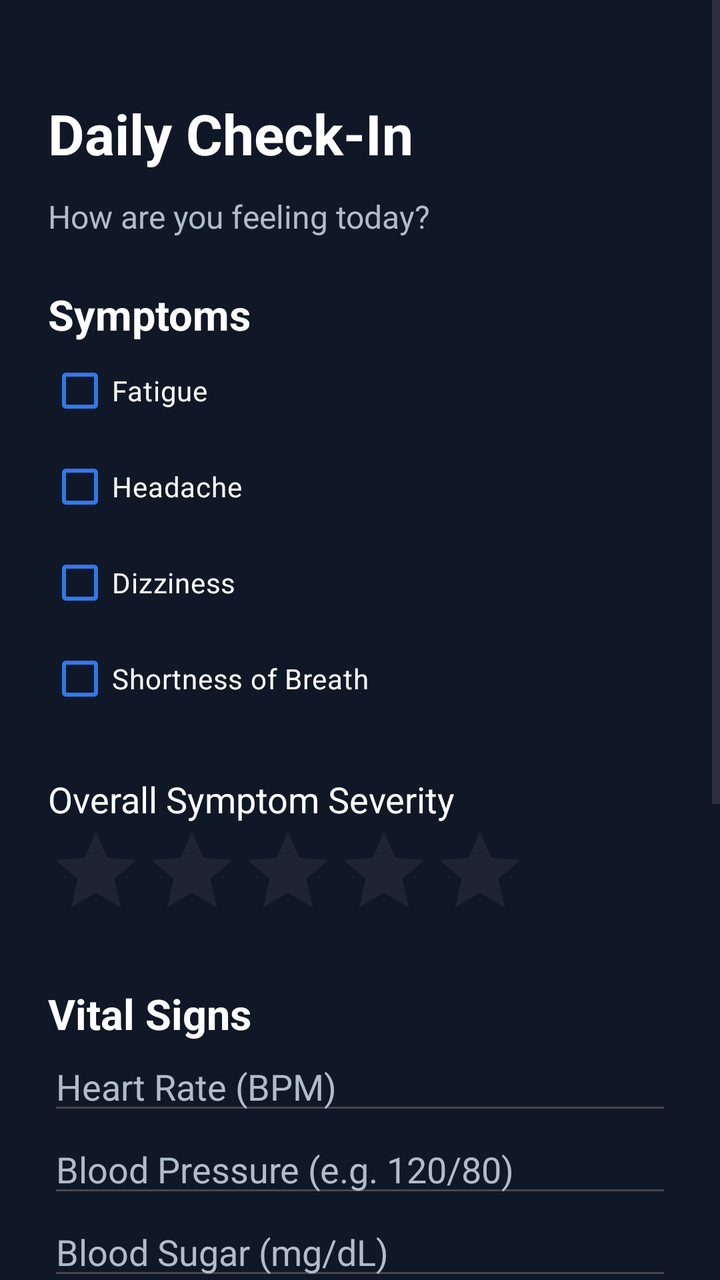
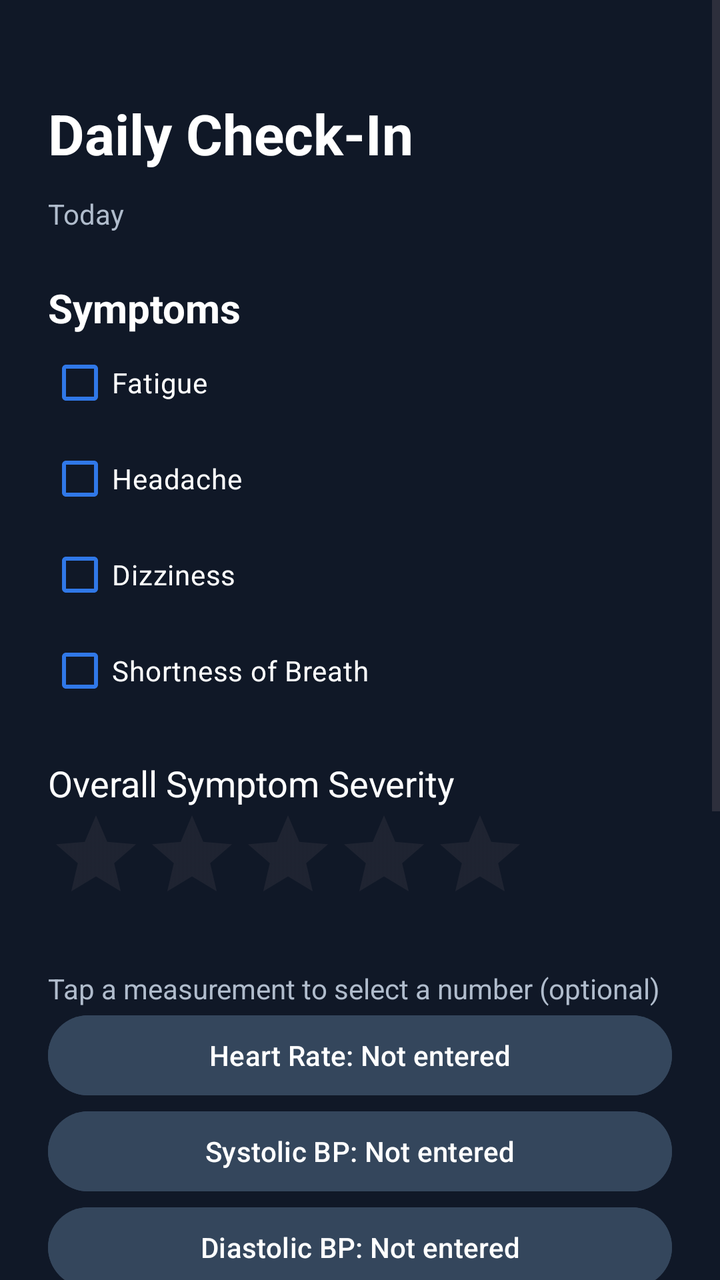

Screens rendered from an Android XML layout before and after an edit, with the pre-edit source and the edit as a unified diff.
<!-- AndroidManifest.xml: application theme Theme.VitalPath -->
<!-- res/layout/activity_check_in.xml -->
<?xml version="1.0" encoding="utf-8"?>
<ScrollView
    xmlns:android="http://schemas.android.com/apk/res/android"
    android:layout_width="match_parent"
    android:layout_height="match_parent"
    android:background="#101827"
    android:fillViewport="true">

    <LinearLayout
        android:layout_width="match_parent"
        android:layout_height="wrap_content"
        android:orientation="vertical"
        android:padding="24dp">

        <TextView
            android:layout_width="match_parent"
            android:layout_height="wrap_content"
            android:text="Daily Check-In"
            android:textSize="28sp"
            android:textStyle="bold"
            android:textColor="#FFFFFF"
            android:layout_marginTop="24dp"/>

        <TextView
            android:id="@+id/txtCheckInDate"
            android:layout_width="match_parent"
            android:layout_height="wrap_content"
            android:text="How are you feeling today?"
            android:textSize="16sp"
            android:textColor="#B0BCCC"
            android:layout_marginTop="12dp"
            android:layout_marginBottom="24dp"/>

        <TextView
            android:layout_width="match_parent"
            android:layout_height="wrap_content"
            android:text="Symptoms"
            android:textSize="21sp"
            android:textStyle="bold"
            android:textColor="#FFFFFF"/>

        <CheckBox
            android:id="@+id/cbCheckFatigue"
            android:layout_width="match_parent"
            android:layout_height="wrap_content"
            android:text="Fatigue"
            android:textColor="#FFFFFF"
            android:buttonTint="#3078E8"/>

        <CheckBox
            android:id="@+id/cbCheckHeadache"
            android:layout_width="match_parent"
            android:layout_height="wrap_content"
            android:text="Headache"
            android:textColor="#FFFFFF"
            android:buttonTint="#3078E8"/>

        <CheckBox
            android:id="@+id/cbCheckDizziness"
            android:layout_width="match_parent"
            android:layout_height="wrap_content"
            android:text="Dizziness"
            android:textColor="#FFFFFF"
            android:buttonTint="#3078E8"/>

        <CheckBox
            android:id="@+id/cbCheckBreathing"
            android:layout_width="match_parent"
            android:layout_height="wrap_content"
            android:text="Shortness of Breath"
            android:textColor="#FFFFFF"
            android:buttonTint="#3078E8"/>

        <TextView
            android:layout_width="match_parent"
            android:layout_height="wrap_content"
            android:text="Overall Symptom Severity"
            android:textSize="18sp"
            android:textColor="#FFFFFF"
            android:layout_marginTop="24dp"/>

        <RatingBar
            android:id="@+id/ratingSeverity"
            android:layout_width="wrap_content"
            android:layout_height="wrap_content"
            android:numStars="5"
            android:stepSize="1"
            android:rating="0"
            android:progressTint="#3078E8"/>

        <TextView
            android:layout_width="match_parent"
            android:layout_height="wrap_content"
            android:text="Vital Signs"
            android:textSize="21sp"
            android:textStyle="bold"
            android:textColor="#FFFFFF"
            android:layout_marginTop="24dp"/>

        <EditText
            android:id="@+id/etHeartRate"
            android:layout_width="match_parent"
            android:layout_height="wrap_content"
            android:hint="Heart Rate (BPM)"
            android:inputType="number"
            android:textColor="#FFFFFF"
            android:textColorHint="#B0BCCC"/>

        <EditText
            android:id="@+id/etBloodPressure"
            android:layout_width="match_parent"
            android:layout_height="wrap_content"
            android:hint="Blood Pressure (e.g. 120/80)"
            android:inputType="text"
            android:textColor="#FFFFFF"
            android:textColorHint="#B0BCCC"/>

        <EditText
            android:id="@+id/etBloodSugar"
            android:layout_width="match_parent"
            android:layout_height="wrap_content"
            android:hint="Blood Sugar (mg/dL)"
            android:inputType="numberDecimal"
            android:textColor="#FFFFFF"
            android:textColorHint="#B0BCCC"/>

        <TextView
            android:layout_width="match_parent"
            android:layout_height="wrap_content"
            android:text="Lifestyle"
            android:textSize="21sp"
            android:textStyle="bold"
            android:textColor="#FFFFFF"
            android:layout_marginTop="24dp"/>

        <EditText
            android:id="@+id/etSleepHours"
            android:layout_width="match_parent"
            android:layout_height="wrap_content"
            android:hint="Hours Slept"
            android:inputType="numberDecimal"
            android:textColor="#FFFFFF"
            android:textColorHint="#B0BCCC"/>

        <EditText
            android:id="@+id/etCheckInNotes"
            android:layout_width="match_parent"
            android:layout_height="120dp"
            android:gravity="top"
            android:hint="Additional notes..."
            android:inputType="textMultiLine"
            android:textColor="#FFFFFF"
            android:textColorHint="#B0BCCC"
            android:layout_marginTop="16dp"/>

        <Button
            android:id="@+id/btnSaveCheckIn"
            android:layout_width="match_parent"
            android:layout_height="wrap_content"
            android:text="Save Check-In"
            android:textColor="#FFFFFF"
            android:backgroundTint="#3078E8"
            android:layout_marginTop="24dp"/>

        <Button
            android:id="@+id/btnBackCheckIn"
            android:layout_width="match_parent"
            android:layout_height="wrap_content"
            android:text="Back"
            android:textColor="#FFFFFF"
            android:backgroundTint="#34465C"/>

    </LinearLayout>
</ScrollView>
<!-- resources referenced by this layout -->
<resources>
  <style name="Theme.VitalPath" parent="Base.Theme.VitalPath" />
  <style name="Base.Theme.VitalPath" parent="Theme.Material3.DayNight.NoActionBar">
          
          
      </style>
</resources>

<!-- the commit's change to res/layout/activity_check_in.xml (unified diff, before → after) -->
@@ -1,174 +1,65 @@
 <?xml version="1.0" encoding="utf-8"?>
-<ScrollView
-    xmlns:android="http://schemas.android.com/apk/res/android"
-    android:layout_width="match_parent"
-    android:layout_height="match_parent"
-    android:background="#101827"
-    android:fillViewport="true">
-
-    <LinearLayout
-        android:layout_width="match_parent"
-        android:layout_height="wrap_content"
-        android:orientation="vertical"
-        android:padding="24dp">
-
-        <TextView
-            android:layout_width="match_parent"
-            android:layout_height="wrap_content"
-            android:text="Daily Check-In"
-            android:textSize="28sp"
-            android:textStyle="bold"
-            android:textColor="#FFFFFF"
-            android:layout_marginTop="24dp"/>
-
-        <TextView
-            android:id="@+id/txtCheckInDate"
-            android:layout_width="match_parent"
-            android:layout_height="wrap_content"
-            android:text="How are you feeling today?"
-            android:textSize="16sp"
-            android:textColor="#B0BCCC"
-            android:layout_marginTop="12dp"
-            android:layout_marginBottom="24dp"/>
-
-        <TextView
-            android:layout_width="match_parent"
-            android:layout_height="wrap_content"
-            android:text="Symptoms"
-            android:textSize="21sp"
-            android:textStyle="bold"
-            android:textColor="#FFFFFF"/>
-
-        <CheckBox
-            android:id="@+id/cbCheckFatigue"
-            android:layout_width="match_parent"
-            android:layout_height="wrap_content"
-            android:text="Fatigue"
-            android:textColor="#FFFFFF"
-            android:buttonTint="#3078E8"/>
-
-        <CheckBox
-            android:id="@+id/cbCheckHeadache"
-            android:layout_width="match_parent"
-            android:layout_height="wrap_content"
-            android:text="Headache"
-            android:textColor="#FFFFFF"
-            android:buttonTint="#3078E8"/>
-
-        <CheckBox
-            android:id="@+id/cbCheckDizziness"
-            android:layout_width="match_parent"
-            android:layout_height="wrap_content"
-            android:text="Dizziness"
-            android:textColor="#FFFFFF"
-            android:buttonTint="#3078E8"/>
-
-        <CheckBox
-            android:id="@+id/cbCheckBreathing"
-            android:layout_width="match_parent"
-            android:layout_height="wrap_content"
-            android:text="Shortness of Breath"
-            android:textColor="#FFFFFF"
-            android:buttonTint="#3078E8"/>
-
-        <TextView
-            android:layout_width="match_parent"
-            android:layout_height="wrap_content"
-            android:text="Overall Symptom Severity"
-            android:textSize="18sp"
-            android:textColor="#FFFFFF"
-            android:layout_marginTop="24dp"/>
-
-        <RatingBar
-            android:id="@+id/ratingSeverity"
-            android:layout_width="wrap_content"
-            android:layout_height="wrap_content"
-            android:numStars="5"
-            android:stepSize="1"
-            android:rating="0"
-            android:progressTint="#3078E8"/>
-
-        <TextView
-            android:layout_width="match_parent"
-            android:layout_height="wrap_content"
-            android:text="Vital Signs"
-            android:textSize="21sp"
-            android:textStyle="bold"
-            android:textColor="#FFFFFF"
-            android:layout_marginTop="24dp"/>
-
-        <EditText
-            android:id="@+id/etHeartRate"
-            android:layout_width="match_parent"
-            android:layout_height="wrap_content"
-            android:hint="Heart Rate (BPM)"
-            android:inputType="number"
-            android:textColor="#FFFFFF"
-            android:textColorHint="#B0BCCC"/>
-
-        <EditText
-            android:id="@+id/etBloodPressure"
-            android:layout_width="match_parent"
-            android:layout_height="wrap_content"
-            android:hint="Blood Pressure (e.g. 120/80)"
-            android:inputType="text"
-            android:textColor="#FFFFFF"
-            android:textColorHint="#B0BCCC"/>
-
-        <EditText
-            android:id="@+id/etBloodSugar"
-            android:layout_width="match_parent"
-            android:layout_height="wrap_content"
-            android:hint="Blood Sugar (mg/dL)"
-            android:inputType="numberDecimal"
-            android:textColor="#FFFFFF"
-            android:textColorHint="#B0BCCC"/>
-
-        <TextView
-            android:layout_width="match_parent"
-            android:layout_height="wrap_content"
-            android:text="Lifestyle"
-            android:textSize="21sp"
-            android:textStyle="bold"
-            android:textColor="#FFFFFF"
-            android:layout_marginTop="24dp"/>
-
-        <EditText
-            android:id="@+id/etSleepHours"
-            android:layout_width="match_parent"
-            android:layout_height="wrap_content"
-            android:hint="Hours Slept"
-            android:inputType="numberDecimal"
-            android:textColor="#FFFFFF"
-            android:textColorHint="#B0BCCC"/>
-
-        <EditText
-            android:id="@+id/etCheckInNotes"
-            android:layout_width="match_parent"
-            android:layout_height="120dp"
-            android:gravity="top"
-            android:hint="Additional notes..."
-            android:inputType="textMultiLine"
-            android:textColor="#FFFFFF"
-            android:textColorHint="#B0BCCC"
-            android:layout_marginTop="16dp"/>
-
-        <Button
-            android:id="@+id/btnSaveCheckIn"
-            android:layout_width="match_parent"
-            android:layout_height="wrap_content"
-            android:text="Save Check-In"
-            android:textColor="#FFFFFF"
-            android:backgroundTint="#3078E8"
-            android:layout_marginTop="24dp"/>
-
-        <Button
-            android:id="@+id/btnBackCheckIn"
-            android:layout_width="match_parent"
-            android:layout_height="wrap_content"
-            android:text="Back"
-            android:textColor="#FFFFFF"
-            android:backgroundTint="#34465C"/>
-
+<ScrollView xmlns:android="http://schemas.android.com/apk/res/android"
+    android:layout_width="match_parent" android:layout_height="match_parent"
+    android:background="#101827" android:fillViewport="true">
+    <LinearLayout android:layout_width="match_parent" android:layout_height="wrap_content"
+        android:orientation="vertical" android:padding="24dp">
+        <TextView android:layout_width="match_parent" android:layout_height="wrap_content"
+            android:text="Daily Check-In" android:textColor="#FFFFFF" android:textSize="28sp"
+            android:textStyle="bold" android:layout_marginTop="24dp" />
+        <TextView android:id="@+id/txtCheckInDate" android:layout_width="match_parent"
+            android:layout_height="wrap_content" android:text="Today"
+            android:textColor="#B0BCCC" android:layout_marginTop="12dp" />
+        <TextView android:layout_width="match_parent" android:layout_height="wrap_content"
+            android:text="Symptoms" android:textSize="20sp" android:textStyle="bold"
+            android:textColor="#FFFFFF" android:layout_marginTop="24dp" />
+        <CheckBox android:id="@+id/cbCheckFatigue" android:layout_width="match_parent"
+            android:layout_height="wrap_content" android:text="Fatigue" android:textColor="#FFFFFF"
+            android:buttonTint="#3078E8" />
+        <CheckBox android:id="@+id/cbCheckHeadache" android:layout_width="match_parent"
+            android:layout_height="wrap_content" android:text="Headache" android:textColor="#FFFFFF"
+            android:buttonTint="#3078E8" />
+        <CheckBox android:id="@+id/cbCheckDizziness" android:layout_width="match_parent"
+            android:layout_height="wrap_content" android:text="Dizziness" android:textColor="#FFFFFF"
+            android:buttonTint="#3078E8" />
+        <CheckBox android:id="@+id/cbCheckBreathing" android:layout_width="match_parent"
+            android:layout_height="wrap_content" android:text="Shortness of Breath" android:textColor="#FFFFFF"
+            android:buttonTint="#3078E8" />
+        <TextView android:layout_width="match_parent" android:layout_height="wrap_content"
+            android:text="Overall Symptom Severity" android:textColor="#FFFFFF"
+            android:textSize="18sp" android:layout_marginTop="20dp" />
+        <RatingBar android:id="@+id/ratingSeverity" android:layout_width="wrap_content"
+            android:layout_height="wrap_content" android:numStars="5" android:stepSize="1"
+            android:rating="0" android:progressTint="#3078E8" />
+        <TextView android:layout_width="match_parent" android:layout_height="wrap_content"
+            android:text="Tap a measurement to select a number (optional)"
+            android:textColor="#B0BCCC" android:layout_marginTop="24dp" />
+        <Button android:id="@+id/btnHeartRate" android:layout_width="match_parent"
+            android:layout_height="wrap_content" android:text="Heart Rate: Not entered"
+            android:backgroundTint="#34465C" android:textColor="#FFFFFF" />
+        <Button android:id="@+id/btnSystolic" android:layout_width="match_parent"
+            android:layout_height="wrap_content" android:text="Systolic BP: Not entered"
+            android:backgroundTint="#34465C" android:textColor="#FFFFFF" />
+        <Button android:id="@+id/btnDiastolic" android:layout_width="match_parent"
+            android:layout_height="wrap_content" android:text="Diastolic BP: Not entered"
+            android:backgroundTint="#34465C" android:textColor="#FFFFFF" />
+        <Button android:id="@+id/btnBloodSugar" android:layout_width="match_parent"
+            android:layout_height="wrap_content" android:text="Blood Glucose: Not entered"
+            android:backgroundTint="#34465C" android:textColor="#FFFFFF" />
+        <Button android:id="@+id/btnSleepHours" android:layout_width="match_parent"
+            android:layout_height="wrap_content" android:text="Sleep: Not entered"
+            android:backgroundTint="#34465C" android:textColor="#FFFFFF" />
+        <EditText android:id="@+id/etCheckInNotes" android:layout_width="match_parent"
+            android:layout_height="110dp" android:gravity="top"
+            android:hint="Additional notes (optional)" android:inputType="textMultiLine"
+            android:textColor="#FFFFFF" android:textColorHint="#B0BCCC"
+            android:layout_marginTop="16dp" />
+        <Button android:id="@+id/btnSaveCheckIn" android:layout_width="match_parent"
+            android:layout_height="wrap_content" android:text="Save Check-In"
+            android:backgroundTint="#3078E8" android:textColor="#FFFFFF"
+            android:layout_marginTop="20dp" />
+        <Button android:id="@+id/btnBackCheckIn" android:layout_width="match_parent"
+            android:layout_height="wrap_content" android:text="Back"
+            android:backgroundTint="#34465C" android:textColor="#FFFFFF" />
     </LinearLayout>
 </ScrollView>
